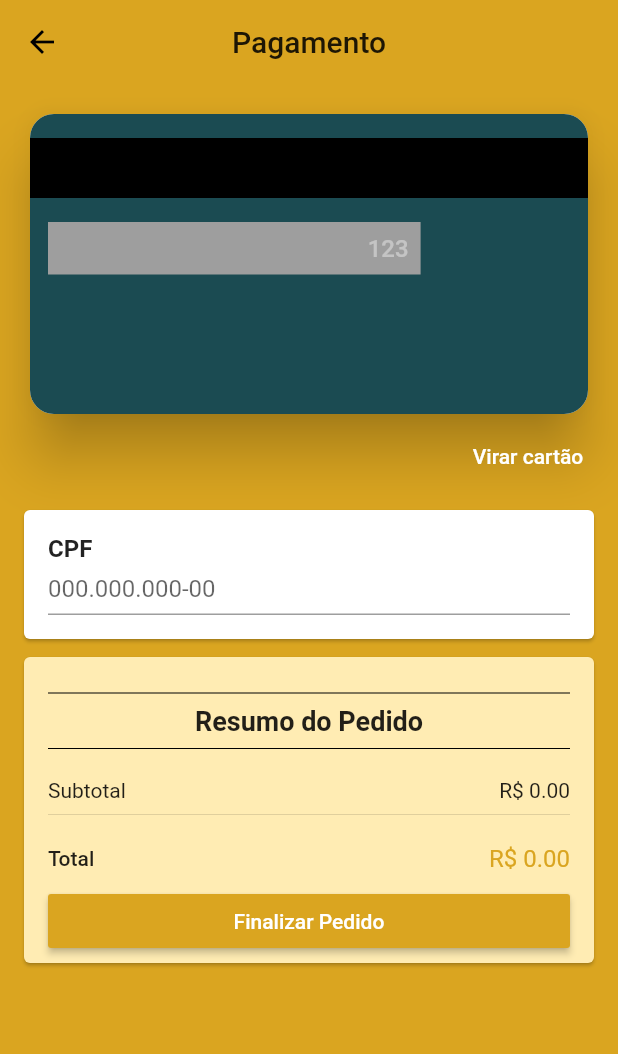
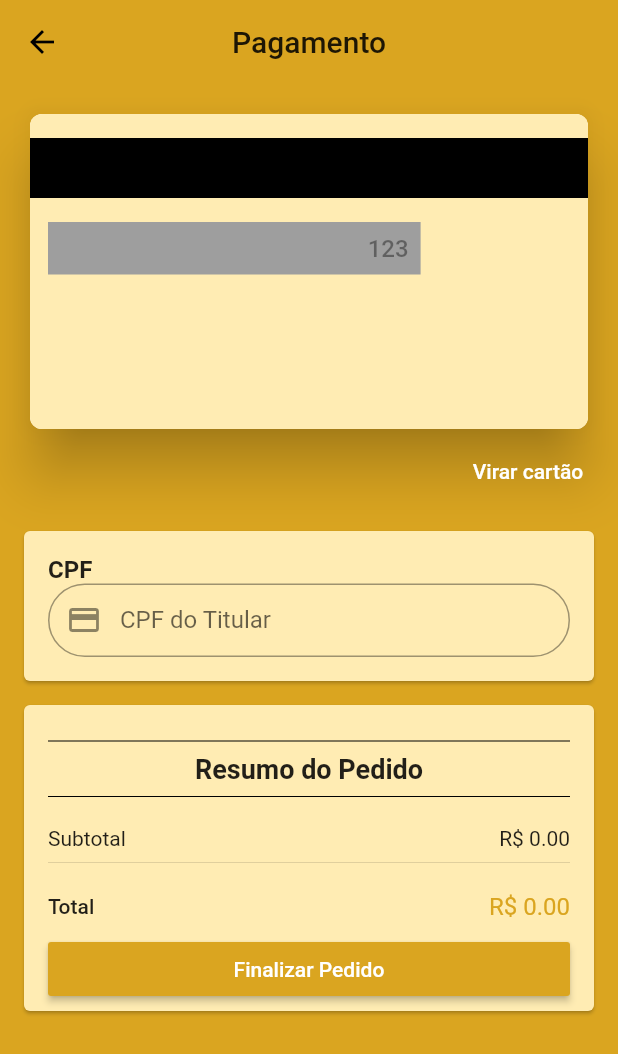
Before and after one commit to Pablo-Oliveira18/ControlSportEcommerce, a Flutter app: the CheckoutScreen screen opened by its route, after a tap on "Virar cartão", on a phone screen of 412 x 824 dp. Shown: the top 1054 px of the screen. Run offline on Flutter 3.47's test engine with Material 2 defaults, Android fonts, the phone set to English and light mode, and no system bars; drawn by our look-alikes of flip_card, keyboard_actions; our stand-ins replace brasil_fields, carousel_pro, cloud_firestore, dio, firebase_auth, firebase_core and 8 more; missing offline and left inert: alphabet_list_scroll_view, cpf_cnpj_validator, cpfcnpj, credit_card_type_detector, map_launcher, sign_button; accounts and stored records are empty.

Commit message:
modificações forma pgto

```diff
--- a/lib/screen/checkout/checkout_screen.dart
+++ b/lib/screen/checkout/checkout_screen.dart
@@ -2,6 +2,7 @@ import 'package:controlsport_app_ecommerce/common/cart/price_cart.dart';
 import 'package:controlsport_app_ecommerce/models/cart(carrinho)/cart_manager.dart';
 import 'package:controlsport_app_ecommerce/models/checkout/checkout_manager.dart';
 import 'package:controlsport_app_ecommerce/screen/checkout/components/cpf_field.dart';
+import 'package:controlsport_app_ecommerce/screen/checkout/components/dados_cartao.dart';
 import 'package:flutter/material.dart';
 
 import 'package:provider/provider.dart';
@@ -58,6 +59,7 @@ class CheckoutScreen extends StatelessWidget {
                 child: ListView(
                   children: <Widget>[
                     CreditCardWidget(),
+                    // DadosCartao(),
                     CpfField(),
                     PriceCard(
                       buttonText: 'Finalizar Pedido',
--- a/lib/screen/checkout/components/card_back.dart
+++ b/lib/screen/checkout/components/card_back.dart
@@ -11,11 +11,11 @@ class CardBack extends StatelessWidget {
   Widget build(BuildContext context) {
     return Card(
       clipBehavior: Clip.antiAlias,
-      shape: RoundedRectangleBorder(borderRadius: BorderRadius.circular(16)),
+      shape: RoundedRectangleBorder(borderRadius: BorderRadius.circular(8)),
       elevation: 16,
       child: Container(
-        height: 200,
-        color: const Color(0xFF1B4B52),
+        height: 210,
+        color: const Color(0xFFffecb3),
         child: Column(
           children: <Widget>[
             Container(
--- a/lib/screen/checkout/components/card_front.dart
+++ b/lib/screen/checkout/components/card_front.dart
@@ -21,11 +21,11 @@ class CardFront extends StatelessWidget {
   Widget build(BuildContext context) {
     return Card(
       clipBehavior: Clip.antiAlias,
-      shape: RoundedRectangleBorder(borderRadius: BorderRadius.circular(16)),
+      shape: RoundedRectangleBorder(borderRadius: BorderRadius.circular(8)),
       elevation: 16,
       child: Container(
-        height: 200,
-        color: const Color(0xFF1B4B52),
+        height: 210,
+        color: const Color(0xFFffecb3),
         padding: const EdgeInsets.all(24),
         child: Row(
           children: <Widget>[
@@ -33,6 +33,10 @@ class CardFront extends StatelessWidget {
               child: Column(
                 mainAxisAlignment: MainAxisAlignment.end,
                 children: <Widget>[
+                  Center(
+                    child: Text("Dados do cartão de crédito"),
+                  ),
+                  SizedBox(height: 15),
                   CardTextField(
                     title: 'Número',
                     hint: '0000 0000 0000 0000',
--- a/lib/screen/checkout/components/card_text_field.dart
+++ b/lib/screen/checkout/components/card_text_field.dart
@@ -45,9 +45,9 @@ class CardTextField extends StatelessWidget {
                     Text(
                       title,
                       style: TextStyle(
-                          fontSize: 10,
+                          fontSize: 13,
                           fontWeight: FontWeight.w400,
-                          color: Colors.white),
+                          color: Colors.black),
                     ),
                     if (state.hasError)
                       const Text(
@@ -63,16 +63,16 @@ class CardTextField extends StatelessWidget {
                 style: TextStyle(
                   color: title == null && state.hasError
                       ? Colors.red
-                      : Colors.white,
+                      : Colors.black,
                   fontWeight: bold ? FontWeight.bold : FontWeight.w500,
                 ),
-                cursorColor: Colors.white,
+                cursorColor: Colors.black,
                 decoration: InputDecoration(
                   hintText: hint,
                   hintStyle: TextStyle(
                       color: title == null && state.hasError
                           ? Colors.red.withAlpha(200)
-                          : Colors.white.withAlpha(100)),
+                          : Colors.black.withAlpha(100)),
                   border: InputBorder.none,
                   isDense: true,
                   contentPadding: const EdgeInsets.symmetric(vertical: 2),
--- a/lib/screen/checkout/components/cpf_field.dart
+++ b/lib/screen/checkout/components/cpf_field.dart
@@ -12,7 +12,8 @@ class CpfField extends StatelessWidget {
     final userManager = context.watch<UserManager>();
     //
     return Card(
-      margin: const EdgeInsets.symmetric(horizontal: 16, vertical: 4),
+      color: Colors.amber[100],
+      margin: const EdgeInsets.symmetric(horizontal: 16, vertical: 8),
       child: Padding(
           padding: const EdgeInsets.all(16),
           child: Column(
@@ -26,10 +27,13 @@ class CpfField extends StatelessWidget {
                 ),
               ),
               TextFormField(
-                initialValue: userManager.usuario.cpf,
-                decoration: const InputDecoration(
-                  hintText: '000.000.000-00',
-                  isDense: true,
+                decoration: InputDecoration(
+                  labelText: 'CPF do Titular',
+                  prefixIcon: Icon(Icons.credit_card),
+                  contentPadding: EdgeInsets.fromLTRB(20, 15, 20, 15),
+                  border: OutlineInputBorder(
+                    borderRadius: BorderRadius.circular(32),
+                  ),
                 ),
                 keyboardType: TextInputType.number,
                 inputFormatters: [
@@ -43,7 +47,7 @@ class CpfField extends StatelessWidget {
                   return null;
                 },
                 onSaved: userManager.usuario.setCpf,
-              )
+              ),
             ],
           )),
     );
--- a/lib/screen/checkout/components/credit_card_widget.dart
+++ b/lib/screen/checkout/components/credit_card_widget.dart
@@ -53,7 +53,7 @@ class _CreditCardWidgetState extends State<CreditCardWidget> {
           children: <Widget>[
             FlipCard(
               key: cardKey,
-              direction: FlipDirection.HORIZONTAL,
+              direction: FlipDirection.VERTICAL,
               speed: 700,
               flipOnTouch: false,
               front: CardFront(
```
Also changed, not shown: lib/screen/checkout/components/dados_cartao.dart (added, +166 -0 lines).
